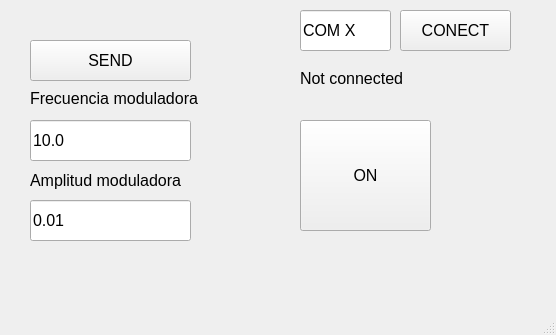
The window that utils/QT_GUI/example/openLoop.ui (ramurjua/design-verification_handbook) describes before a commit, drawn with Qt 5.
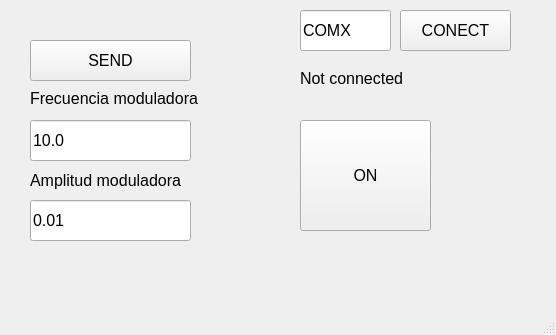
The same window after the commit.

Commit message: open loop gui finished

Patch:
```diff
--- a/utils/QT_GUI/example/openLoop.ui
+++ b/utils/QT_GUI/example/openLoop.ui
@@ -143,7 +143,7 @@
      </font>
     </property>
     <property name="text">
-     <string>COM X</string>
+     <string>COMX</string>
     </property>
     <property name="clearButtonEnabled">
      <bool>false</bool>
```
The commit also changes 4 other files.
